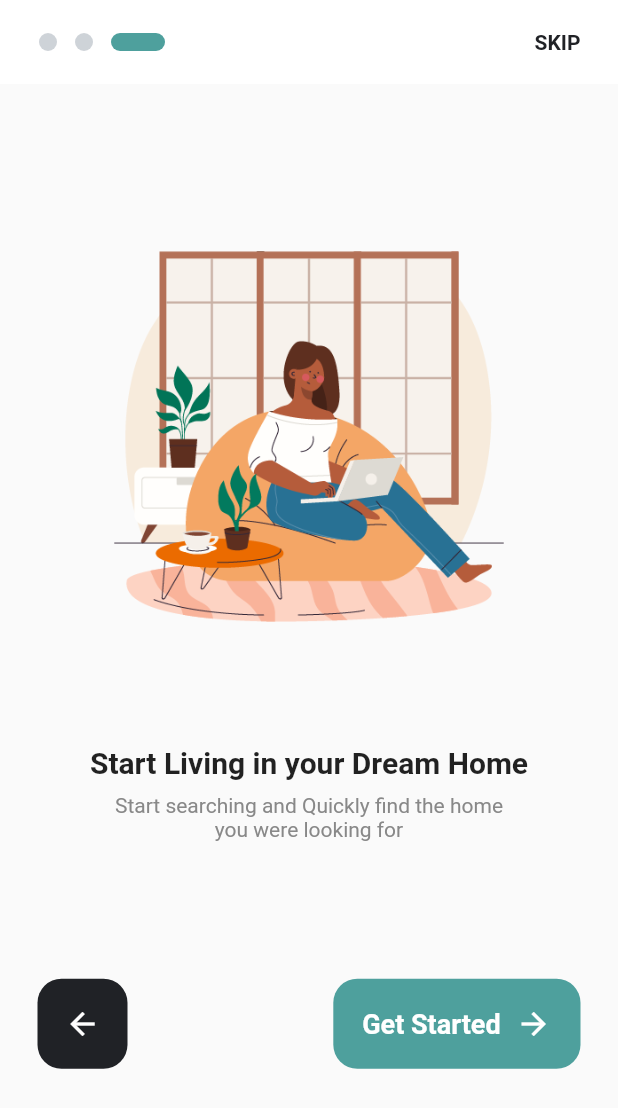
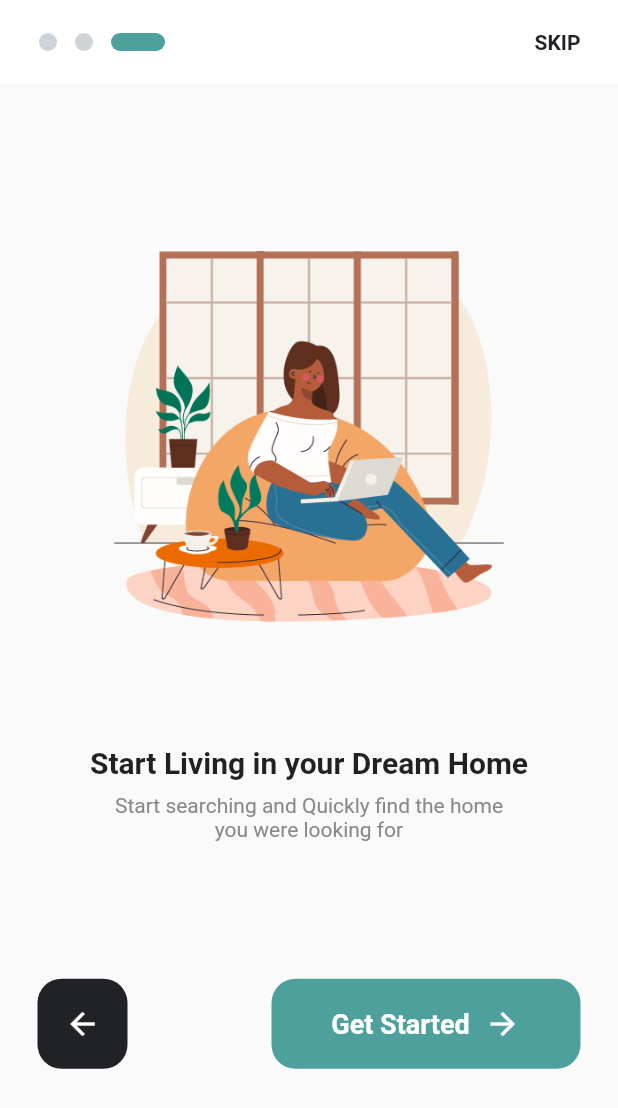
Before and after one commit to bjamyl/luxury_villa_flutter_app, a Flutter app: the screen it shows after launch, swiped to page 3, on a phone screen of 412 x 824 dp. Shown: the top 1108 px of the screen. Run offline on Flutter 3.47's test engine with Material 2 defaults, Android fonts, the phone set to English and light mode, and no system bars.

Commit message:
fixed next and previous buttons not working bug

```diff
--- a/lib/screens/onboarding_screen.dart
+++ b/lib/screens/onboarding_screen.dart
@@ -107,9 +107,15 @@ class _OnboardingScreenState extends State<OnboardingScreen> {
                         children: [
                           currentIndex == 0
                               ? const SizedBox()
-                              : const MyButton(
+                              : MyButton(
                                   color: kDarkColor,
                                   icon: Icons.arrow_back,
+                                  setPage: () {
+                                    _controller?.previousPage(
+                                        duration:
+                                            const Duration(microseconds: 100),
+                                        curve: Curves.decelerate);
+                                  },
                                 ),
                           currentIndex == 2
                               ? GestureDetector(
@@ -122,19 +128,16 @@ class _OnboardingScreenState extends State<OnboardingScreen> {
                                       icon: Icons.arrow_forward,
                                       color: kPrimaryColor),
                                 )
-                              : GestureDetector(
-                                  onTap: () {
-                                    print('next page');
+                              : MyButton(
+                                  color: kPrimaryColor,
+                                  icon: Icons.arrow_forward,
+                                  setPage: () {
                                     _controller?.nextPage(
                                         duration:
                                             const Duration(microseconds: 100),
                                         curve: Curves.easeInOut);
                                   },
-                                  child: const MyButton(
-                                    color: kPrimaryColor,
-                                    icon: Icons.arrow_forward,
-                                  ),
-                                )
+                                ),
                         ],
                       ),
                     )
--- a/lib/widgets/custom_button.dart
+++ b/lib/widgets/custom_button.dart
@@ -2,14 +2,15 @@ import 'package:flutter/material.dart';
 import '../constants.dart';
 
 class MyButton extends StatelessWidget {
-  const MyButton({
-    super.key,
-    required this.color,
-    required this.icon,
-  });
+  const MyButton(
+      {super.key,
+      required this.color,
+      required this.icon,
+      required this.setPage});
 
   final Color color;
   final IconData icon;
+  final VoidCallback setPage;
 
   @override
   Widget build(BuildContext context) {
@@ -19,7 +20,7 @@ class MyButton extends StatelessWidget {
         height: 60,
         width: 60,
         child: IconButton(
-          onPressed: () {},
+          onPressed: setPage,
           icon: Icon(icon),
           color: Colors.white,
         ));
--- a/lib/widgets/custom_text_button.dart
+++ b/lib/widgets/custom_text_button.dart
@@ -19,7 +19,7 @@ class CustomTextButton extends StatelessWidget {
       alignment: Alignment.center,
       decoration:
           BoxDecoration(color: color, borderRadius: BorderRadius.circular(16)),
-      width: size.width * 0.4,
+      width: size.width * 0.5,
       child: Row(
         mainAxisAlignment: MainAxisAlignment.center,
         children: [
@@ -31,7 +31,7 @@ class CustomTextButton extends StatelessWidget {
                   color: Colors.white,
                   fontSize: 18),
             ),
-            SizedBox(
+            const SizedBox(
               width: 10,
             ),
             Icon(
```
